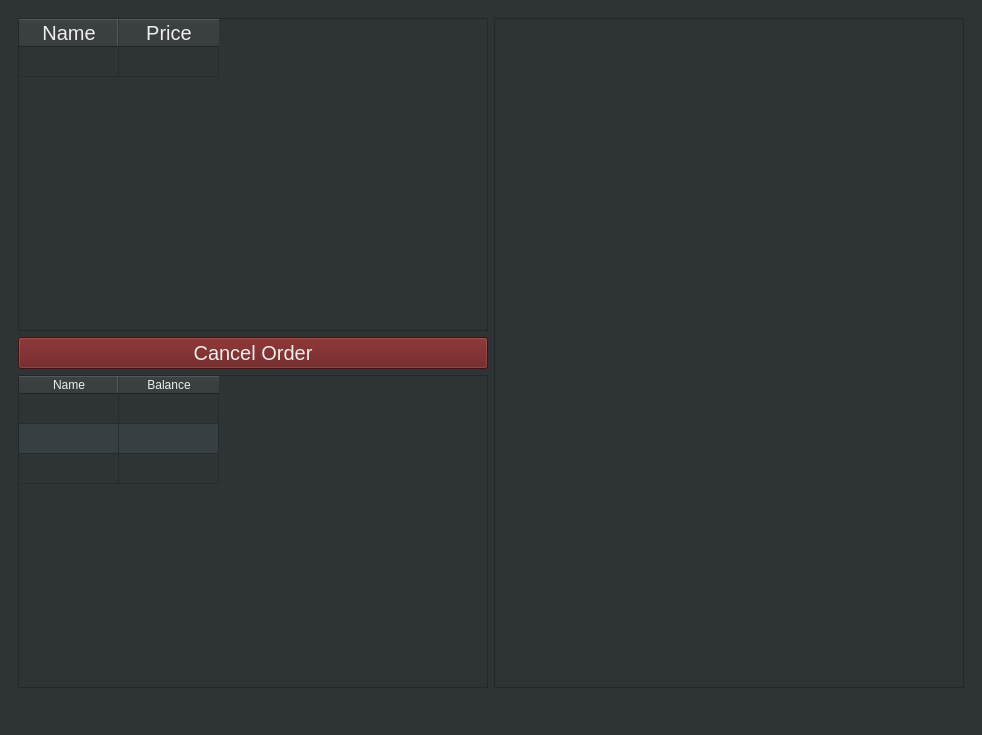
First picture: the form in frontend/frontend.ui, repository hadiko-i6/zischr, before the edit.
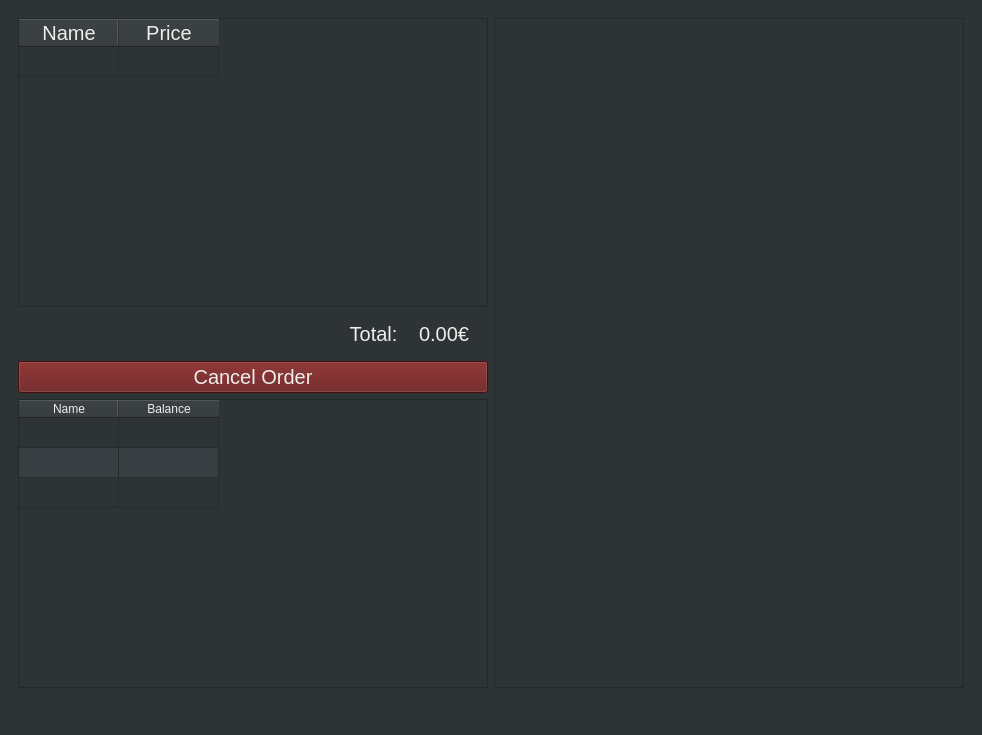
Second picture: the form after the edit.

Commit message: Frontend: Add totals Frontend: Add UUID checks

Diff of the .ui file:
```diff
--- a/frontend/frontend.ui
+++ b/frontend/frontend.ui
@@ -10,6 +10,12 @@
     <height>735</height>
    </rect>
   </property>
+  <property name="minimumSize">
+   <size>
+    <width>0</width>
+    <height>0</height>
+   </size>
+  </property>
   <property name="windowTitle">
    <string>MainWindow</string>
   </property>
@@ -25,7 +31,25 @@
      <widget class="QStackedWidget" name="mainWidgetStack">
       <widget class="QWidget" name="stackedWidgetPage1" native="true">
        <layout class="QGridLayout" name="gridLayout_3">
-        <item row="1" column="0">
+        <item row="0" column="1" rowspan="4">
+         <widget class="QScrollArea" name="buttonContainer">
+          <property name="widgetResizable">
+           <bool>true</bool>
+          </property>
+          <widget class="QWidget" name="scrollAreaWidgetContents">
+           <property name="geometry">
+            <rect>
+             <x>0</x>
+             <y>0</y>
+             <width>468</width>
+             <height>665</height>
+            </rect>
+           </property>
+           <layout class="QGridLayout" name="gridLayout_2"/>
+          </widget>
+         </widget>
+        </item>
+        <item row="2" column="0">
          <widget class="QPushButton" name="cancelButton">
           <property name="styleSheet">
            <string notr="true">background-color: rgb(100, 19, 19);
@@ -36,7 +60,7 @@
           </property>
          </widget>
         </item>
-        <item row="2" column="0">
+        <item row="3" column="0">
          <widget class="QTableWidget" name="accountsList">
           <property name="styleSheet">
            <string notr="true">font-size: 12px;</string>
@@ -118,22 +142,48 @@
           </column>
          </widget>
         </item>
-        <item row="0" column="1" rowspan="3">
-         <widget class="QScrollArea" name="buttonContainer">
-          <property name="widgetResizable">
-           <bool>true</bool>
+        <item row="1" column="0">
+         <widget class="QWidget" name="widget" native="true">
+          <property name="minimumSize">
+           <size>
+            <width>0</width>
+            <height>0</height>
+           </size>
           </property>
-          <widget class="QWidget" name="scrollAreaWidgetContents">
-           <property name="geometry">
-            <rect>
-             <x>0</x>
-             <y>0</y>
-             <width>468</width>
-             <height>665</height>
-            </rect>
-           </property>
-           <layout class="QGridLayout" name="gridLayout_2"/>
-          </widget>
+          <layout class="QHBoxLayout" name="horizontalLayout">
+           <item>
+            <widget class="QLabel" name="totalLabel">
+             <property name="text">
+              <string>Total: </string>
+             </property>
+             <property name="alignment">
+              <set>Qt::AlignRight|Qt::AlignTrailing|Qt::AlignVCenter</set>
+             </property>
+            </widget>
+           </item>
+           <item>
+            <widget class="QLabel" name="totalAmountLabel">
+             <property name="sizePolicy">
+              <sizepolicy hsizetype="Fixed" vsizetype="Preferred">
+               <horstretch>0</horstretch>
+               <verstretch>0</verstretch>
+              </sizepolicy>
+             </property>
+             <property name="minimumSize">
+              <size>
+               <width>70</width>
+               <height>0</height>
+              </size>
+             </property>
+             <property name="text">
+              <string>0.00€</string>
+             </property>
+             <property name="alignment">
+              <set>Qt::AlignCenter</set>
+             </property>
+            </widget>
+           </item>
+          </layout>
          </widget>
         </item>
        </layout>
```
The commit also changes 3 other files.
